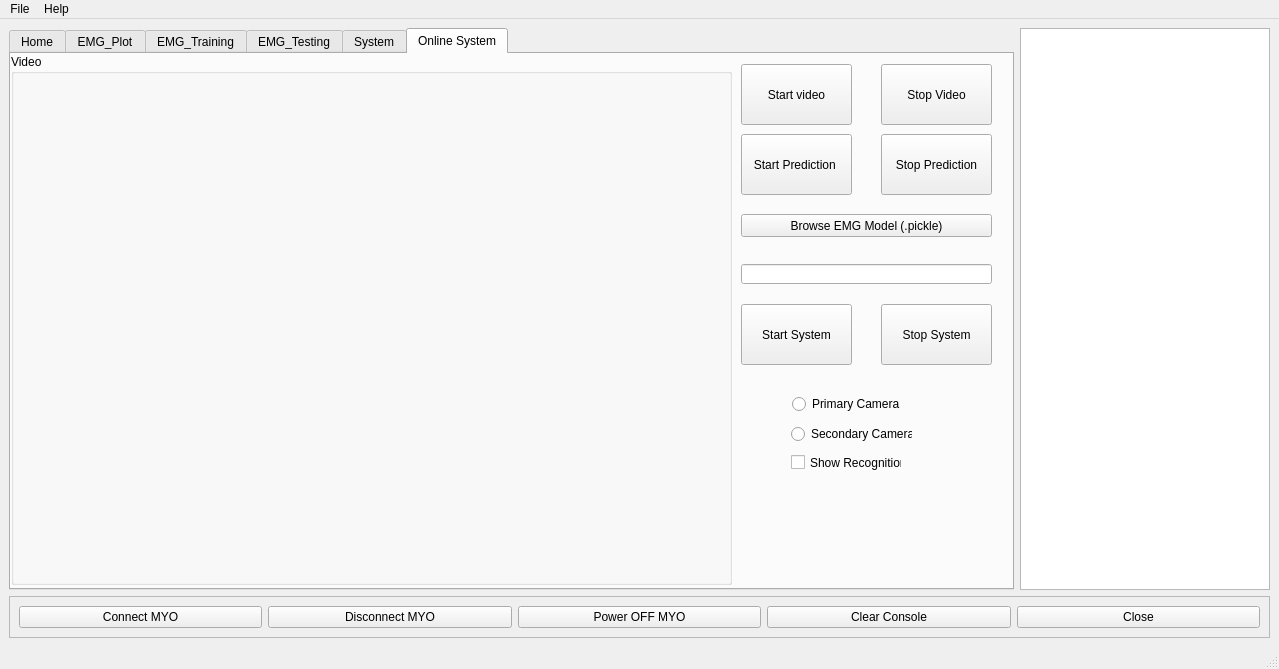
First picture: the form in GP.ui, repository hananabilabd/Computer-Vision-and-Neural-Machine-Interface-for-Upper-Limb-Prostheses, before the edit.
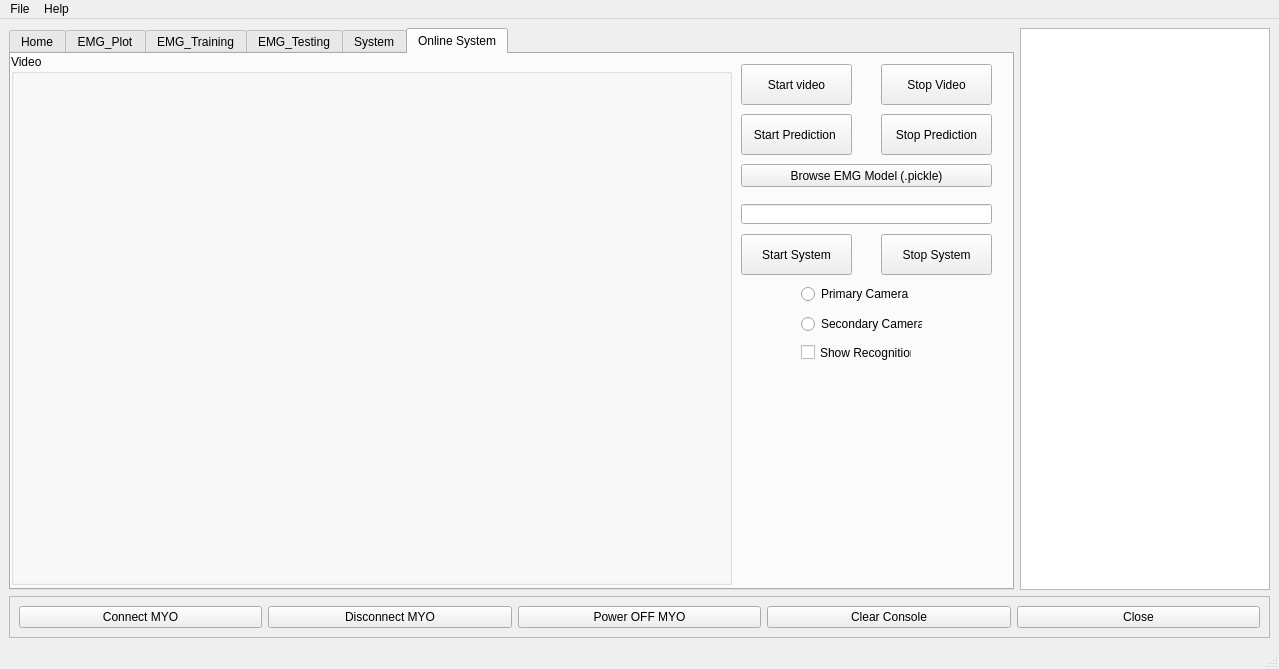
Second picture: the form after the edit. The open tabs and pages were chosen to show the change. Icons and pictures are not drawn. Custom widgets are drawn as their Qt base class.

Patch:
```diff
--- a/GP.ui
+++ b/GP.ui
@@ -678,7 +678,7 @@
               <x>730</x>
               <y>10</y>
               <width>111</width>
-              <height>61</height>
+              <height>41</height>
              </rect>
             </property>
             <property name="text">
@@ -720,7 +720,7 @@
               <x>870</x>
               <y>10</y>
               <width>111</width>
-              <height>61</height>
+              <height>41</height>
              </rect>
             </property>
             <property name="text">
@@ -731,9 +731,9 @@
             <property name="geometry">
              <rect>
               <x>730</x>
-              <y>80</y>
+              <y>60</y>
               <width>111</width>
-              <height>61</height>
+              <height>41</height>
              </rect>
             </property>
             <property name="text">
@@ -744,9 +744,9 @@
             <property name="geometry">
              <rect>
               <x>870</x>
-              <y>80</y>
+              <y>60</y>
               <width>111</width>
-              <height>61</height>
+              <height>41</height>
              </rect>
             </property>
             <property name="text">
@@ -757,7 +757,7 @@
             <property name="geometry">
              <rect>
               <x>730</x>
-              <y>160</y>
+              <y>110</y>
               <width>251</width>
               <height>23</height>
              </rect>
@@ -770,7 +770,7 @@
             <property name="geometry">
              <rect>
               <x>730</x>
-              <y>210</y>
+              <y>150</y>
               <width>251</width>
               <height>20</height>
              </rect>
@@ -780,9 +780,9 @@
             <property name="geometry">
              <rect>
               <x>730</x>
-              <y>250</y>
+              <y>180</y>
               <width>111</width>
-              <height>61</height>
+              <height>41</height>
              </rect>
             </property>
             <property name="text">
@@ -793,9 +793,9 @@
             <property name="geometry">
              <rect>
               <x>870</x>
-              <y>250</y>
+              <y>180</y>
               <width>111</width>
-              <height>61</height>
+              <height>41</height>
              </rect>
             </property>
             <property name="text">
@@ -805,8 +805,8 @@
            <widget class="QRadioButton" name="radioButton">
             <property name="geometry">
              <rect>
-              <x>781</x>
-              <y>340</y>
+              <x>790</x>
+              <y>230</y>
               <width>111</width>
               <height>20</height>
              </rect>
@@ -818,8 +818,8 @@
            <widget class="QRadioButton" name="radioButton_2">
             <property name="geometry">
              <rect>
-              <x>780</x>
-              <y>370</y>
+              <x>790</x>
+              <y>260</y>
               <width>121</width>
               <height>20</height>
              </rect>
@@ -831,8 +831,8 @@
            <widget class="QCheckBox" name="checkBox">
             <property name="geometry">
              <rect>
-              <x>780</x>
-              <y>400</y>
+              <x>790</x>
+              <y>290</y>
               <width>111</width>
               <height>17</height>
              </rect>
@@ -841,6 +841,19 @@
              <string>Show Recognition</string>
             </property>
            </widget>
+           <widget class="QLabel" name="label_13">
+            <property name="geometry">
+             <rect>
+              <x>740</x>
+              <y>320</y>
+              <width>241</width>
+              <height>191</height>
+             </rect>
+            </property>
+            <property name="text">
+             <string/>
+            </property>
+           </widget>
           </widget>
          </widget>
         </item>
```
Left out of the diff: 13 changed lines with no effect on the pictures.
